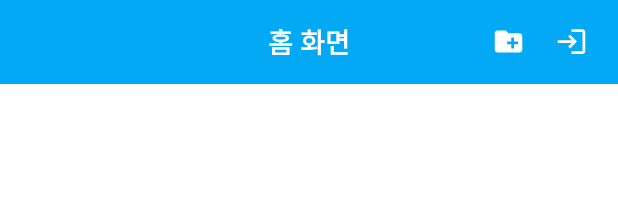
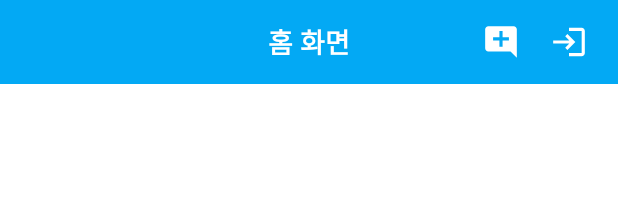
Before and after one commit to Ganghyungoo/Echoloc, an Android app: the layout activity_main.xml on its own in the app's theme, with its tools: preview values and no code run, on a phone screen of 412 x 824 dp. Shown: the top 216 px of the screen. Run offline under Robolectric (Android 15) with nearby library versions, the phone set to English and light mode, and no system bars.

Commit message:
아이콘 추가

```diff
--- a/app/src/main/java/com/example/echoloc/MainActivity.kt
+++ b/app/src/main/java/com/example/echoloc/MainActivity.kt
@@ -43,7 +43,6 @@ class MainActivity : AppCompatActivity(), View.OnClickListener {
         }).attach()
 
     }
-//강현구 왔다가감ㅋㅋㅋ
     override fun onClick(p0: View?) {
         when(p0)
         {
--- /dev/null
+++ b/app/src/main/res/drawable/add.xml
@@ -0,0 +1,5 @@
+<vector android:height="24dp" android:tint="#000000"
+    android:viewportHeight="24" android:viewportWidth="24"
+    android:width="24dp" xmlns:android="http://schemas.android.com/apk/res/android">
+    <path android:fillColor="@android:color/white" android:pathData="M19,13h-6v6h-2v-6H5v-2h6V5h2v6h6v2z"/>
+</vector>
--- /dev/null
+++ b/app/src/main/res/drawable/add_chat.xml
@@ -0,0 +1,5 @@
+<vector android:height="24dp" android:tint="#000000"
+    android:viewportHeight="24" android:viewportWidth="24"
+    android:width="24dp" xmlns:android="http://schemas.android.com/apk/res/android">
+    <path android:fillColor="@android:color/white" android:pathData="M21.99,4c0,-1.1 -0.89,-2 -1.99,-2H4c-1.1,0 -2,0.9 -2,2v12c0,1.1 0.9,2 2,2h14l4,4 -0.01,-18zM17,11h-4v4h-2v-4H7V9h4V5h2v4h4v2z"/>
+</vector>
--- /dev/null
+++ b/app/src/main/res/drawable/cancel.xml
@@ -0,0 +1,5 @@
+<vector android:height="24dp" android:tint="#000000"
+    android:viewportHeight="24" android:viewportWidth="24"
+    android:width="24dp" xmlns:android="http://schemas.android.com/apk/res/android">
+    <path android:fillColor="@android:color/white" android:pathData="M12,2C6.47,2 2,6.47 2,12s4.47,10 10,10 10,-4.47 10,-10S17.53,2 12,2zM17,15.59L15.59,17 12,13.41 8.41,17 7,15.59 10.59,12 7,8.41 8.41,7 12,10.59 15.59,7 17,8.41 13.41,12 17,15.59z"/>
+</vector>
--- /dev/null
+++ b/app/src/main/res/drawable/home.xml
@@ -0,0 +1,5 @@
+<vector android:height="24dp" android:tint="#000000"
+    android:viewportHeight="24" android:viewportWidth="24"
+    android:width="24dp" xmlns:android="http://schemas.android.com/apk/res/android">
+    <path android:fillColor="@android:color/white" android:pathData="M10,20v-6h4v6h5v-8h3L12,3 2,12h3v8z"/>
+</vector>
--- /dev/null
+++ b/app/src/main/res/drawable/remove.xml
@@ -0,0 +1,5 @@
+<vector android:height="24dp" android:tint="#000000"
+    android:viewportHeight="24" android:viewportWidth="24"
+    android:width="24dp" xmlns:android="http://schemas.android.com/apk/res/android">
+    <path android:fillColor="@android:color/white" android:pathData="M19,13H5v-2h14v2z"/>
+</vector>
--- a/app/src/main/res/layout/activity_main.xml
+++ b/app/src/main/res/layout/activity_main.xml
@@ -23,23 +23,23 @@
             android:textStyle="bold" />
 
         <ImageView
-            android:layout_width="22sp"
+            android:layout_width="25sp"
             android:src="@drawable/ic_baseline_login_24"
             android:id="@+id/btn_logout"
             android:layout_alignParentEnd="true"
             android:layout_marginEnd="20sp"
             android:layout_centerVertical="true"
-            android:layout_height="22sp"
+            android:layout_height="25sp"
             app:tint="@color/white" />
 
         <ImageView
             android:id="@+id/btn_createroom"
-            android:layout_width="22sp"
-            android:src="@drawable/ic_baseline_create_new_folder_24"
+            android:layout_width="25sp"
+            android:layout_height="25sp"
+            android:layout_centerVertical="true"
+            android:layout_marginEnd="20sp"
             android:layout_toLeftOf="@+id/btn_logout"
-            android:layout_marginEnd="20sp"
-            android:layout_centerVertical="true"
-            android:layout_height="22sp"
+            android:src="@drawable/add_chat"
             app:tint="@color/white" />
 
     </RelativeLayout>
```
Also changed, not shown: app/src/main/res/layout/activity_maps.xml (line endings or trailing spaces).
